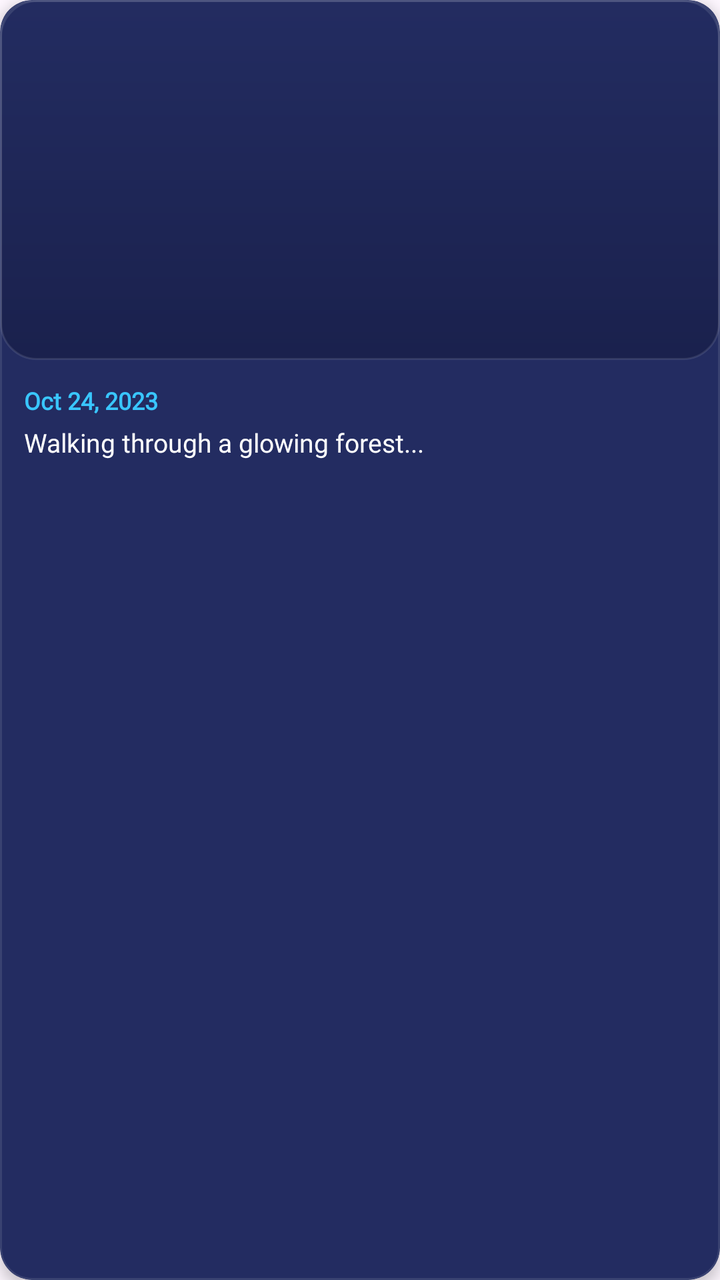
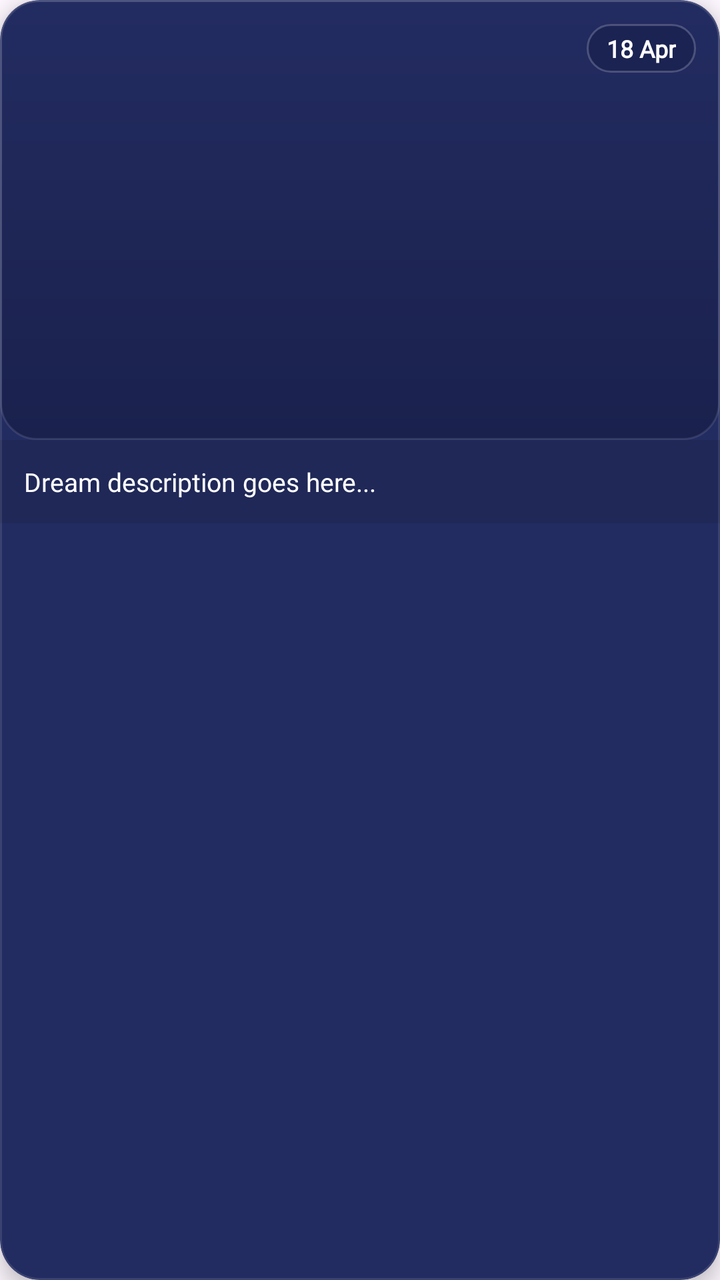

Before-and-after screenshots of an Android layout around one commit, followed by the original layout XML and the change that was made.
<!-- AndroidManifest.xml: application theme Theme.LucidDreams -->
<!-- res/layout/item_gallery_image.xml -->
<?xml version="1.0" encoding="utf-8"?>
<com.google.android.material.card.MaterialCardView
    xmlns:android="http://schemas.android.com/apk/res/android"
    xmlns:app="http://schemas.android.com/apk/res-auto"
    android:layout_width="match_parent"
    android:layout_height="wrap_content"
    android:layout_margin="8dp"
    app:cardCornerRadius="16dp"
    app:cardElevation="4dp"
    app:cardBackgroundColor="#232C61"
    app:strokeWidth="1dp"
    app:strokeColor="#1AFFFFFF">

    <LinearLayout
        android:layout_width="match_parent"
        android:layout_height="wrap_content"
        android:orientation="vertical">

        <ImageView
            android:id="@+id/ivGalleryImage"
            android:layout_width="match_parent"
            android:layout_height="180dp"
            android:scaleType="centerCrop"
            android:src="@drawable/bg_dream_visualization" />

        <LinearLayout
            android:layout_width="match_parent"
            android:layout_height="wrap_content"
            android:orientation="vertical"
            android:padding="12dp">

            <TextView
                android:id="@+id/tvGalleryDate"
                android:layout_width="wrap_content"
                android:layout_height="wrap_content"
                android:text="Oct 24, 2023"
                android:textColor="#39C6FF"
                android:textSize="12sp"
                android:fontFamily="@font/poppins"
                android:textStyle="bold" />

            <TextView
                android:id="@+id/tvGalleryDesc"
                android:layout_width="match_parent"
                android:layout_height="wrap_content"
                android:text="Walking through a glowing forest..."
                android:textColor="#FFFFFF"
                android:textSize="13sp"
                android:fontFamily="@font/poppins"
                android:maxLines="2"
                android:ellipsize="end"
                android:layout_marginTop="4dp" />

        </LinearLayout>

    </LinearLayout>

</com.google.android.material.card.MaterialCardView>
<!-- resources referenced by this layout -->
<resources>
  <!-- drawable bg_dream_visualization (drawable) -->
  <?xml version="1.0" encoding="utf-8"?>
  <shape xmlns:android="http://schemas.android.com/apk/res/android">
      <corners android:radius="18dp" />
      <gradient
          android:startColor="#232C61"
          android:endColor="#1A214D"
          android:angle="270" />
      <stroke
          android:width="1dp"
          android:color="#1AFFFFFF" />
  </shape>
  <style name="Theme.LucidDreams" parent="Base.Theme.LucidDreams">
          <item name="materialCalendarTheme">@style/CustomDatePickerTheme</item>
      </style>
  <style name="Base.Theme.LucidDreams" parent="Theme.Material3.DayNight.NoActionBar">
          
          
      </style>
  <style name="CustomDatePickerTheme" parent="ThemeOverlay.Material3.MaterialCalendar">
          <item name="colorSurface">#232C61</item>
          <item name="colorOnSurface">#C5CAE9</item>
          <item name="colorPrimary">#39C6FF</item>
          <item name="colorOnPrimary">#171F4B</item>
          <item name="colorSurfaceContainerHigh">#1E2756</item>
          
          <item name="materialCalendarStyle">@style/CustomCalendarStyle</item>
          
          
          <item name="buttonBarPositiveButtonStyle">@style/CustomDatePickerConfirmButton</item>
          <item name="buttonBarNegativeButtonStyle">@style/CustomDatePickerCancelButton</item>
      </style>
  <style name="CustomCalendarStyle" parent="Widget.Material3.MaterialCalendar">
          <item name="dayStyle">@style/CustomCalendarDay</item>
          <item name="daySelectedStyle">@style/CustomCalendarDaySelected</item>
          <item name="dayTodayStyle">@style/CustomCalendarDayToday</item>
          <item name="yearStyle">@style/CustomCalendarDay</item>
          <item name="yearSelectedStyle">@style/CustomCalendarDaySelected</item>
          <item name="yearTodayStyle">@style/CustomCalendarDayToday</item>
      </style>
  <style name="CustomDatePickerConfirmButton" parent="Widget.Material3.Button">
          <item name="backgroundTint">#39C6FF</item>
          <item name="android:textColor">#171F4B</item>
      </style>
  <style name="CustomDatePickerCancelButton" parent="Widget.Material3.Button.TextButton">
          <item name="android:textColor">#C5CAE9</item>
      </style>
  <style name="CustomCalendarDay" parent="Widget.Material3.MaterialCalendar.Day">
          <item name="itemTextColor">#C5CAE9</item>
      </style>
  <style name="CustomCalendarDaySelected" parent="Widget.Material3.MaterialCalendar.Day.Selected">
          <item name="itemTextColor">#171F4B</item>
          <item name="itemFillColor">#39C6FF</item>
      </style>
  <style name="CustomCalendarDayToday" parent="Widget.Material3.MaterialCalendar.Day.Today">
          <item name="itemTextColor">#FFFFFF</item>
          <item name="itemStrokeColor">#39C6FF</item>
          <item name="itemStrokeWidth">1dp</item>
      </style>
</resources>

<!-- the commit's change to res/layout/item_gallery_image.xml (unified diff, before → after) -->
@@ -5,54 +5,61 @@
     android:layout_width="match_parent"
     android:layout_height="wrap_content"
     android:layout_margin="8dp"
-    app:cardCornerRadius="16dp"
-    app:cardElevation="4dp"
+    app:cardCornerRadius="20dp"
+    app:cardElevation="6dp"
     app:cardBackgroundColor="#232C61"
     app:strokeWidth="1dp"
     app:strokeColor="#1AFFFFFF">
 
-    <LinearLayout
+    <RelativeLayout
         android:layout_width="match_parent"
-        android:layout_height="wrap_content"
-        android:orientation="vertical">
+        android:layout_height="wrap_content">
 
         <ImageView
             android:id="@+id/ivGalleryImage"
             android:layout_width="match_parent"
-            android:layout_height="180dp"
+            android:layout_height="220dp"
             android:scaleType="centerCrop"
             android:src="@drawable/bg_dream_visualization" />
+
+        
+        <TextView
+            android:id="@+id/tvGalleryDate"
+            android:layout_width="wrap_content"
+            android:layout_height="wrap_content"
+            android:layout_alignParentTop="true"
+            android:layout_alignParentEnd="true"
+            android:layout_margin="12dp"
+            android:paddingHorizontal="10dp"
+            android:paddingVertical="4dp"
+            android:background="@drawable/bg_date_chip"
+            android:text="18 Apr"
+            android:textColor="#FFFFFF"
+            android:textSize="12sp"
+            android:fontFamily="@font/poppins"
+            android:textStyle="bold" />
 
         <LinearLayout
             android:layout_width="match_parent"
             android:layout_height="wrap_content"
+            android:layout_below="@id/ivGalleryImage"
             android:orientation="vertical"
-            android:padding="12dp">
-
-            <TextView
-                android:id="@+id/tvGalleryDate"
-                android:layout_width="wrap_content"
-                android:layout_height="wrap_content"
-                android:text="Oct 24, 2023"
-                android:textColor="#39C6FF"
-                android:textSize="12sp"
-                android:fontFamily="@font/poppins"
-                android:textStyle="bold" />
+            android:padding="12dp"
+            android:background="#1A000000">
 
             <TextView
                 android:id="@+id/tvGalleryDesc"
                 android:layout_width="match_parent"
                 android:layout_height="wrap_content"
-                android:text="Walking through a glowing forest..."
+                android:text="Dream description goes here..."
                 android:textColor="#FFFFFF"
                 android:textSize="13sp"
                 android:fontFamily="@font/poppins"
-                android:maxLines="2"
-                android:ellipsize="end"
-                android:layout_marginTop="4dp" />
+                android:maxLines="1"
+                android:ellipsize="end" />
 
         </LinearLayout>
 
-    </LinearLayout>
+    </RelativeLayout>
 
 </com.google.android.material.card.MaterialCardView>
<!-- resource entries referenced after the edit -->
@@ -1,5 +1,12 @@
 <!-- resources referenced by this layout -->
 <resources>
+  <!-- drawable bg_date_chip (drawable) -->
+  <?xml version="1.0" encoding="utf-8"?>
+  <shape xmlns:android="http://schemas.android.com/apk/res/android">
+      <solid android:color="#99171F4B"/>
+      <corners android:radius="12dp"/>
+      <stroke android:width="1dp" android:color="#33FFFFFF"/>
+  </shape>
   <!-- drawable bg_dream_visualization (drawable) -->
   <?xml version="1.0" encoding="utf-8"?>
   <shape xmlns:android="http://schemas.android.com/apk/res/android">
